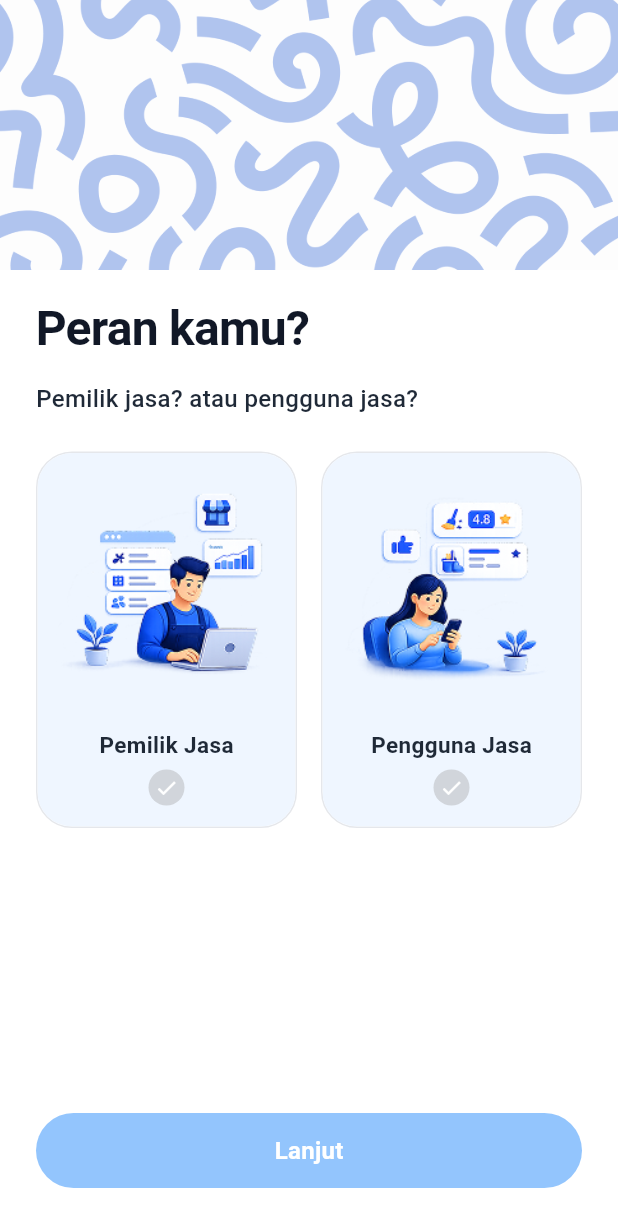
After one commit to AstriaLfy/ServisKu, a Flutter app: the RegisterRoleView screen opened directly, on a phone screen of 412 x 824 dp. The commit adds this screen. Shown: the top 1227 px of the screen. Run offline on Flutter 3.47's test engine with Material 3 defaults, Android fonts, the phone set to English and light mode, and no system bars; our stand-ins replace animated_splash_screen, go_router, lottie.

Commit message:
feat/otp n regist page

```diff
--- a/lib/core/theme/app_colors.dart
+++ b/lib/core/theme/app_colors.dart
@@ -6,7 +6,7 @@ class AppColors {
   // Primary (Blue) Colors
   static const Color primary = Color(0xFF1E5EE6);
   static const Color primaryPressed = Color(0xFF1B4FA3);
-  static const Color primaryDisabled = Color(0xFF1E293B);
+  static const Color primaryDisabled = Color(0xFF93C5FD);
 
   // Danger (Red) Colors
   static const Color danger = Color(0xFFEF4444);
--- a/lib/core/widgets/custom_button.dart
+++ b/lib/core/widgets/custom_button.dart
@@ -67,7 +67,7 @@ class CustomButton extends StatelessWidget {
           } else {
             backgroundColor = baseActiveColor.withValues(alpha: 0.15);
           }
-          textColor = baseActiveColor.withValues(alpha: 0.3);
+          textColor = type == ButtonType.primary ? Colors.white : baseActiveColor.withValues(alpha: 0.3);
         } else {
           backgroundColor = baseActiveColor;
           textColor = baseTextColor;
--- a/lib/main.dart
+++ b/lib/main.dart
@@ -1,5 +1,4 @@
 import 'package:flutter/material.dart';
-import 'package:servis_ku/core/widgets/design_system_preview.dart';
 import 'package:servis_ku/ui/features/auth/views/login_view.dart';
 
 void main() {
--- /dev/null
+++ b/lib/ui/features/auth/views/register_role_view.dart
@@ -0,0 +1,212 @@
+import 'package:flutter/material.dart';
+import 'package:servis_ku/core/theme/app_colors.dart';
+import 'package:servis_ku/core/widgets/custom_button.dart';
+import 'package:servis_ku/ui/features/auth/views/register_all_set_view.dart';
+
+class RegisterRoleView extends StatefulWidget {
+  const RegisterRoleView({super.key});
+
+  @override
+  State<RegisterRoleView> createState() => _RegisterRoleViewState();
+}
+
+class _RegisterRoleViewState extends State<RegisterRoleView> {
+  String? _selectedRole; // 'provider' or 'customer'
+
+  @override
+  Widget build(BuildContext context) {
+    return Scaffold(
+      backgroundColor: Colors.white,
+      body: SafeArea(
+        top: false,
+        child: Column(
+          children: [
+            // Top texture banner
+            SizedBox(
+              width: double.infinity,
+              height: 180,
+              child: Opacity(
+                opacity: 0.35,
+                child: Image.asset(
+                  'assets/images/texture.png',
+                  fit: BoxFit.cover,
+                  alignment: Alignment.bottomCenter,
+                ),
+              ),
+            ),
+
+            Expanded(
+              child: Padding(
+                padding: const EdgeInsets.symmetric(horizontal: 24.0, vertical: 16.0),
+                child: Column(
+                  crossAxisAlignment: CrossAxisAlignment.start,
+                  children: [
+                    const Text(
+                      'Peran kamu?',
+                      style: TextStyle(
+                        color: Color(0xFF111827),
+                        fontSize: 32,
+                        fontWeight: FontWeight.bold,
+                        letterSpacing: -0.5,
+                      ),
+                    ),
+                    const SizedBox(height: 12),
+
+                    const Text(
+                      'Pemilik jasa? atau pengguna jasa?',
+                      style: TextStyle(
+                        color: Color(0xFF1F2937),
+                        fontSize: 16,
+                        fontWeight: FontWeight.w500,
+                      ),
+                    ),
+                    const SizedBox(height: 24),
+
+                    // Role cards row
+                    Row(
+                      children: [
+                        Expanded(
+                          child: _buildRoleCard(
+                            roleKey: 'provider',
+                            title: 'Pemilik Jasa',
+                            imageAsset: 'assets/images/provider.png',
+                            isSelected: _selectedRole == 'provider',
+                            onTap: () {
+                              setState(() {
+                                _selectedRole = 'provider';
+                              });
+                            },
+                          ),
+                        ),
+                        const SizedBox(width: 16),
+                        Expanded(
+                          child: _buildRoleCard(
+                            roleKey: 'customer',
+                            title: 'Pengguna Jasa',
+                            imageAsset: 'assets/images/user.png',
+                            isSelected: _selectedRole == 'customer',
+                            onTap: () {
+                              setState(() {
+                                _selectedRole = 'customer';
+                              });
+                            },
+                          ),
+                        ),
+                      ],
+                    ),
+
+                    const Spacer(),
+
+                    CustomButton(
+                      text: 'Lanjut',
+                      onPressed: _selectedRole != null
+                          ? () {
+                              Navigator.push(
+                                context,
+                                MaterialPageRoute(
+                                  builder: (context) => RegisterAllSetView(
+                                    selectedRole: _selectedRole,
+                                  ),
+                                ),
+                              );
+                            }
+                          : null,
+                    ),
+                    const SizedBox(height: 16),
+                  ],
+                ),
+              ),
+            ),
+          ],
+        ),
+      ),
+    );
+  }
+
+  Widget _buildRoleCard({
+    required String roleKey,
+    required String title,
+    required String imageAsset,
+    required bool isSelected,
+    required VoidCallback onTap,
+  }) {
+    final activeColor = AppColors.primary;
+
+    return GestureDetector(
+      onTap: onTap,
+      child: AnimatedContainer(
+        duration: const Duration(milliseconds: 200),
+        decoration: BoxDecoration(
+          borderRadius: BorderRadius.circular(24),
+          border: Border.all(
+            color: isSelected ? activeColor : const Color(0xFFE5E7EB),
+            width: isSelected ? 2.0 : 1.0,
+          ),
+          boxShadow: isSelected
+              ? [
+                  BoxShadow(
+                    color: activeColor.withValues(alpha: 0.15),
+                    blurRadius: 12,
+                    offset: const Offset(0, 4),
+                  ),
+                ]
+              : [],
+        ),
+        child: ClipRRect(
+          borderRadius: BorderRadius.circular(23),
+          child: Column(
+            children: [
+              // Top illustration area
+              Container(
+                width: double.infinity,
+                height: 170,
+                color: const Color(0xFFEFF6FF),
+                padding: const EdgeInsets.all(12),
+                child: Image.asset(
+                  imageAsset,
+                  fit: BoxFit.contain,
+                ),
+              ),
+
+              // Bottom label container
+              Container(
+                width: double.infinity,
+                padding: const EdgeInsets.symmetric(vertical: 14, horizontal: 8),
+                decoration: BoxDecoration(
+                  color: isSelected ? activeColor : const Color(0xFFEFF6FF),
+                ),
+                child: Column(
+                  mainAxisSize: MainAxisSize.min,
+                  children: [
+                    Text(
+                      title,
+                      style: TextStyle(
+                        fontSize: 15,
+                        fontWeight: FontWeight.bold,
+                        color: isSelected ? Colors.white : const Color(0xFF1F2937),
+                      ),
+                    ),
+                    const SizedBox(height: 6),
+                    Container(
+                      width: 24,
+                      height: 24,
+                      decoration: BoxDecoration(
+                        shape: BoxShape.circle,
+                        color: isSelected ? Colors.white : const Color(0xFFD1D5DB),
+                      ),
+                      child: Icon(
+                        Icons.check,
+                        size: 16,
+                        color: isSelected ? activeColor : Colors.white,
+                      ),
+                    ),
+                  ],
+                ),
+              ),
+            ],
+          ),
+        ),
+      ),
+    );
+  }
+}
```
Also changed, not shown: lib/ui/features/auth/views/otp_view.dart (added, +246 -0 lines), lib/ui/features/auth/views/register_all_set_view.dart (added, +83 -0 lines), lib/ui/features/auth/views/register_name_view.dart (added, +108 -0 lines), lib/ui/features/auth/views/register_view.dart (+28 -13 lines), pubspec.yaml (+6 -15 lines), assets/images/provider.png (added), assets/images/user.png (added), pubspec.lock.
